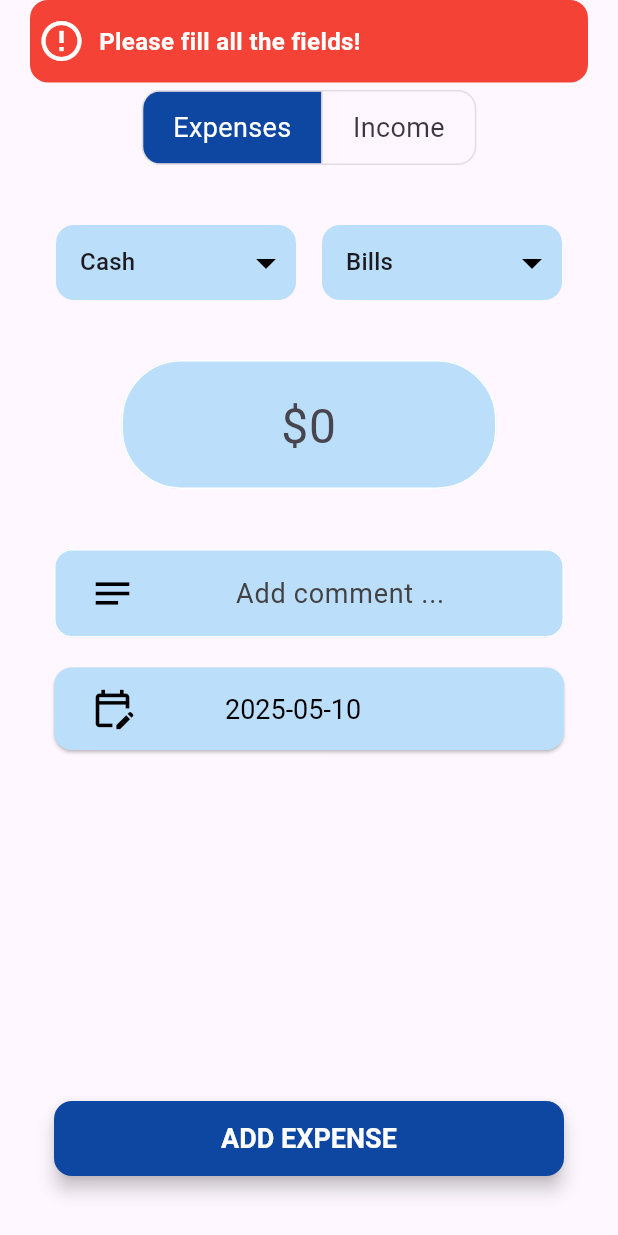
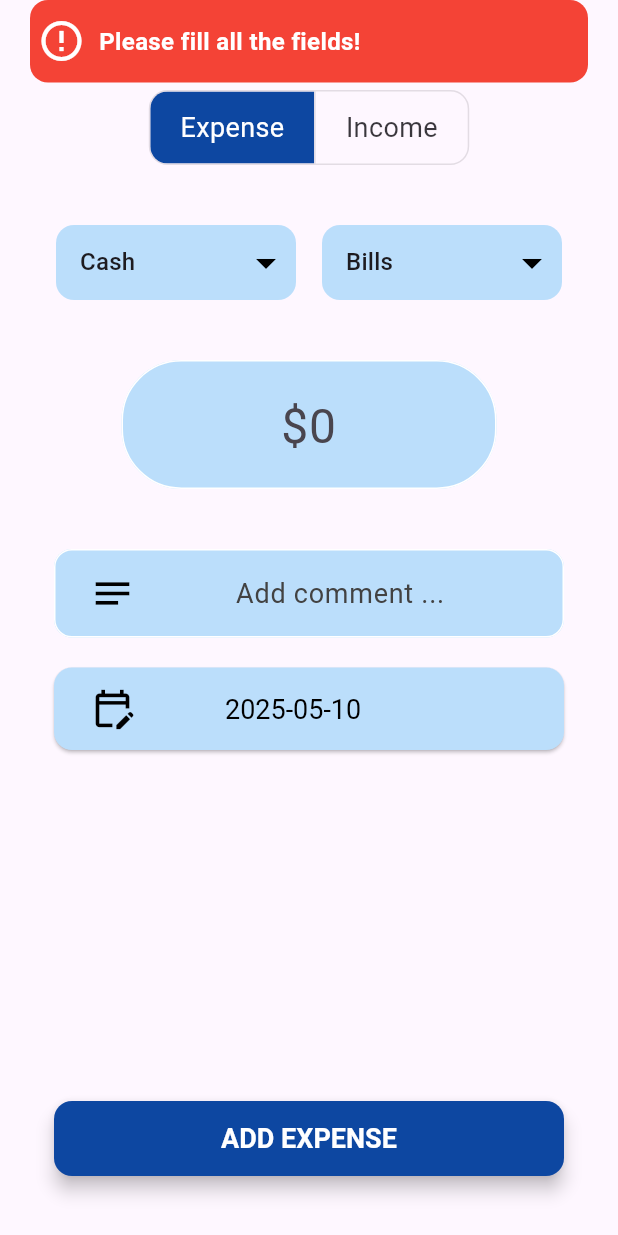
Before and after one commit to muhammadXainAhmad/expense_tracker_sqflite_provider, a Flutter app: the AddExpenseScreen widget shown alone on an empty page, opened directly, after a tap on "ADD EXPENSE", on a phone screen of 412 x 824 dp. Run offline on Flutter 3.47's test engine with Material 3 defaults, Android fonts, the phone set to English and light mode, and no system bars; drawn by our look-alikes of another_flushbar; our stand-ins replace sqflite; accounts and stored records are empty.

Commit message:
Modifying bottomSheet for add/updateIncome & incomeAmount UI

```diff
--- a/lib/Views/add_expense_screen.dart
+++ b/lib/Views/add_expense_screen.dart
@@ -24,7 +24,7 @@ class _AddExpenseScreenState extends State<AddExpenseScreen> {
     WidgetsBinding.instance.addPostFrameCallback((_) {
       final expenseProvider = context.read<ExpenseProvider>();
       final dropdownProvider = context.read<DropdownProvider>();
-
+      final transactionProvider = context.read<TransactionTypeProvider>();
       if (expenseProvider.isUpdate) {
         titleController.text = expenseProvider.updateTitle!;
         amountController.text = expenseProvider.updateAmount.toString();
@@ -34,7 +34,9 @@ class _AddExpenseScreenState extends State<AddExpenseScreen> {
         );
 
         dropdownProvider.updateSelectedValue2(expenseProvider.updateCategory!);
-
+        transactionProvider.setTransactionType(
+          expenseProvider.transactionType!,
+        );
         if (expenseProvider.updateDate != null) {
           expenseProvider.updateSelectedDate(expenseProvider.updateDate!);
         }
@@ -82,7 +84,7 @@ class _AddExpenseScreenState extends State<AddExpenseScreen> {
                 children: const [
                   Padding(
                     padding: EdgeInsets.symmetric(horizontal: 20),
-                    child: Text('Expenses', style: TextStyle(fontSize: 18)),
+                    child: Text('Expense', style: TextStyle(fontSize: 18)),
                   ),
                   Padding(
                     padding: EdgeInsets.symmetric(horizontal: 20),
@@ -93,7 +95,12 @@ class _AddExpenseScreenState extends State<AddExpenseScreen> {
             );
           },
         ),
-        Padding(
+        Consumer<TransactionTypeProvider>(
+          builder: (context, transactionprovider, child) {
+            if (transactionprovider.transactionType == "Income") {
+              return SizedBox.shrink();
+            }
+            return Padding(
               padding: const EdgeInsets.all(20),
               child: Row(
                 mainAxisAlignment: MainAxisAlignment.spaceEvenly,
@@ -146,7 +153,12 @@ class _AddExpenseScreenState extends State<AddExpenseScreen> {
                     ),
                     child: DropdownButtonHideUnderline(
                       child: Consumer2<CategoryProvider, DropdownProvider>(
-                    builder: (context, categoryprovider, dropprovider, child) {
+                        builder: (
+                          context,
+                          categoryprovider,
+                          dropprovider,
+                          child,
+                        ) {
                           return ButtonTheme(
                             alignedDropdown: true,
                             child: DropdownButton(
@@ -174,6 +186,8 @@ class _AddExpenseScreenState extends State<AddExpenseScreen> {
                   ),
                 ],
               ),
+            );
+          },
         ),
 
         Padding(
@@ -313,10 +327,14 @@ class _AddExpenseScreenState extends State<AddExpenseScreen> {
           padding: const EdgeInsets.only(bottom: 40),
           child: ElevatedButton(
             onPressed: () {
+              final transactionType =
+                  context.read<TransactionTypeProvider>().transactionType;
+              final dropdownProvider = context.read<DropdownProvider>();
               if (amountController.text.isEmpty ||
                   titleController.text.isEmpty ||
-                  context.read<DropdownProvider>().selectedValue1.isEmpty ||
-                  context.read<DropdownProvider>().selectedValue2.isEmpty) {
+                  (transactionType == 'Expense' &&
+                      (dropdownProvider.selectedValue1.isEmpty ||
+                          dropdownProvider.selectedValue2.isEmpty))) {
                 Flushbar(
                   messageText: Text(
                     "Please fill all the fields!",
@@ -342,12 +360,15 @@ class _AddExpenseScreenState extends State<AddExpenseScreen> {
 
               final title = titleController.text;
               final amount = double.tryParse(amountController.text) ?? 0;
-              final category = context.read<DropdownProvider>().selectedValue2;
+              final date = context.read<ExpenseProvider>().selectedDate;
+              final category =
+                  transactionType == 'Expense'
+                      ? context.read<DropdownProvider>().selectedValue2
+                      : "";
               final paymentType =
-                  context.read<DropdownProvider>().selectedValue1;
-              final date = context.read<ExpenseProvider>().selectedDate;
-              final transactionType =
-                  context.read<TransactionTypeProvider>().transactionType;
+                  transactionType == "Expense"
+                      ? context.read<DropdownProvider>().selectedValue1
+                      : "";
               final expenseProvider = context.read<ExpenseProvider>();
               final wasUpdate = expenseProvider.isUpdate;
               if (expenseProvider.isUpdate) {
--- a/lib/Views/expense_tile.dart
+++ b/lib/Views/expense_tile.dart
@@ -26,10 +26,11 @@ class ExpenseTile extends StatelessWidget {
           Icon(
             Icons.circle,
             size: 50,
-            color: categoryColors[expense.category] ?? Colors.grey,
+            color:
+                categoryColors[expense.category] ?? Colors.greenAccent.shade400,
           ),
           Icon(
-            icons[expense.category] ?? Icons.category,
+            icons[expense.category] ?? Icons.money_outlined,
             size: 26,
             color: Colors.black,
           ),
@@ -44,7 +45,7 @@ class ExpenseTile extends StatelessWidget {
         ),
       ),
       subtitle: Text(
-        "${expense.paymentType} · ${expense.category}",
+        "${expense.paymentType} · ${expense.category}· ${expense.transactionType}",
         style: const TextStyle(color: Colors.black, fontSize: 14),
       ),
       trailing: Column(
@@ -52,9 +53,12 @@ class ExpenseTile extends StatelessWidget {
         crossAxisAlignment: CrossAxisAlignment.end,
         children: [
           Text(
-            "- \$${expense.amount}",
-            style: const TextStyle(
-              color: Colors.red,
+            "${expense.transactionType == 'Expense' ? '- ' : '+ '}\$${expense.amount}",
+            style: TextStyle(
+              color:
+                  expense.transactionType == 'Expense'
+                      ? Colors.red
+                      : Colors.greenAccent.shade400,
               fontSize: 16,
               fontWeight: FontWeight.bold,
             ),
@@ -72,7 +76,7 @@ class ExpenseTile extends StatelessWidget {
       child: Card(
         shape: RoundedRectangleBorder(borderRadius: BorderRadius.circular(20)),
         elevation: 2,
-        color: Colors.tealAccent.shade200,
+        color: Colors.white,
         child: Dismissible(
           key: ValueKey(expense.id),
           background: Container(
```
Lines whose indentation alone changed are shown as unchanged.
